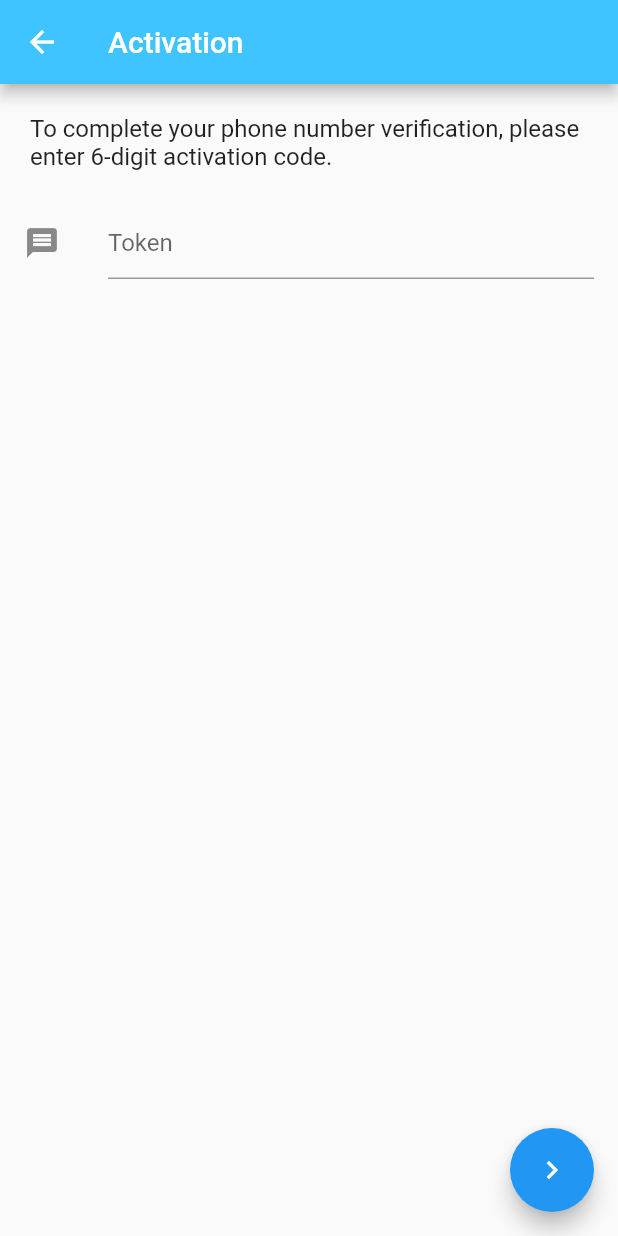
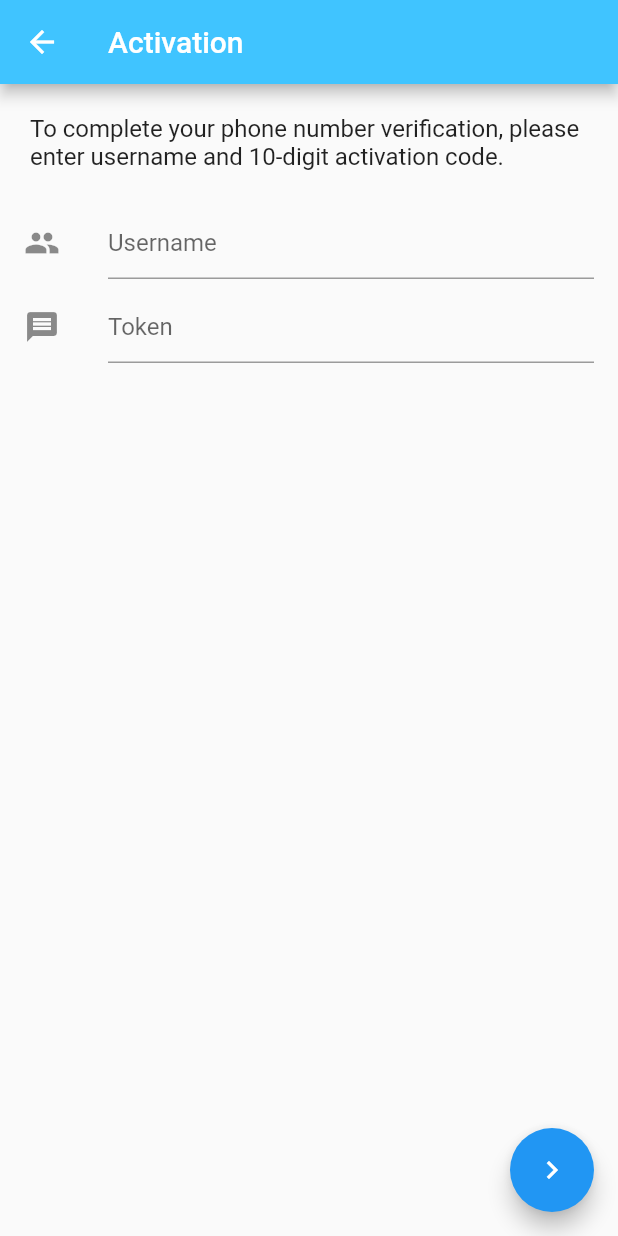
Before and after one commit to andikmabrur/hana_school, a Flutter app: the ActivationPage screen opened by its route, on a phone screen of 412 x 824 dp. Run offline on Flutter 3.47's test engine with Material 2 defaults, Android fonts, the phone set to English and light mode, and no system bars.

Commit message:
Update page_activation.dart
Add username field

```diff
--- a/lib/pages/page_activation.dart
+++ b/lib/pages/page_activation.dart
@@ -6,8 +6,17 @@ class ActivationPage extends StatelessWidget {
     final instruction = Padding(
       padding: EdgeInsets.all(20.0),
       child: Text(
-        'To complete your phone number verification, please enter 6-digit activation code.',
+        'To complete your phone number verification, please enter username and 10-digit activation code.',
         style: TextStyle(fontSize: 16.0),
+      ),
+    );
+
+    final username = ListTile(
+      leading: const Icon(Icons.people),
+      title: new TextField(
+        decoration: new InputDecoration(
+          hintText: "Username",
+        ),
       ),
     );
 
@@ -27,6 +36,7 @@ class ActivationPage extends StatelessWidget {
           child: new Column(
             children: <Widget>[
               instruction,
+              username,
               token,
             ],
           ),
```
